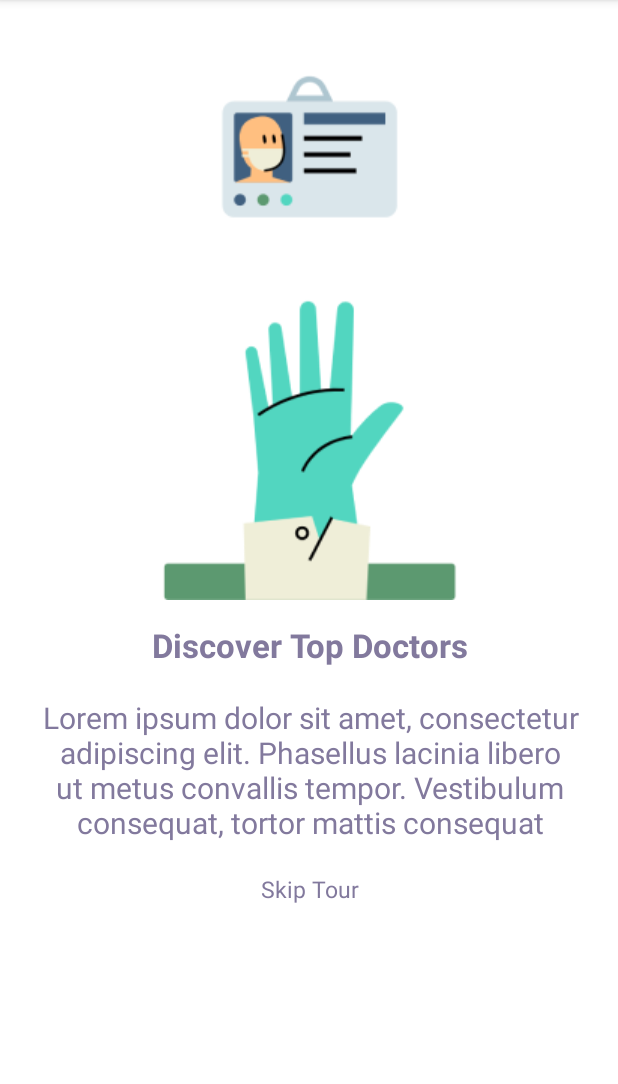
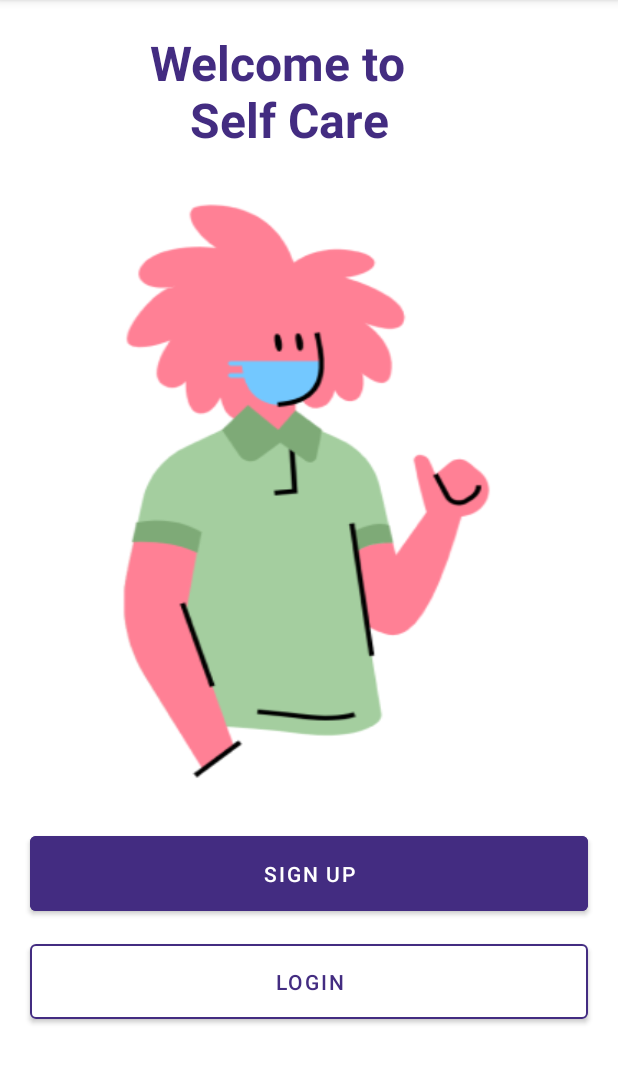
Before and after one commit to nastyavlass/PracticaPM01, an Android app: the screen it shows after launch (OnboardActivity before the commit, SplashActivity after it), on a phone screen of 412 x 824 dp, the part 84-1168 px from its top. Run offline under Robolectric (Android 15) with nearby library versions, the light colour scheme and no system bars.

Commit message:
сделала экран splash.

```diff
--- a/app/src/main/AndroidManifest.xml
+++ b/app/src/main/AndroidManifest.xml
@@ -10,13 +10,18 @@
         android:supportsRtl="true"
         android:theme="@style/Theme.Healther">
         <activity
+            android:name=".SplashActivity"
+            android:exported="true" >
+        <intent-filter>
+            <action android:name="android.intent.action.MAIN" />
+
+            <category android:name="android.intent.category.LAUNCHER" />
+        </intent-filter>
+        </activity>
+        <activity
             android:name=".OnboardActivity"
             android:exported="true">
-            <intent-filter>
-                <action android:name="android.intent.action.MAIN" />
 
-                <category android:name="android.intent.category.LAUNCHER" />
-            </intent-filter>
         </activity>
     </application>
 
--- /dev/null
+++ b/app/src/main/java/com/example/healther/SplashActivity.kt
@@ -0,0 +1,11 @@
+package com.example.healther
+
+import androidx.appcompat.app.AppCompatActivity
+import android.os.Bundle
+
+class SplashActivity : AppCompatActivity() {
+    override fun onCreate(savedInstanceState: Bundle?) {
+        super.onCreate(savedInstanceState)
+        setContentView(R.layout.activity_splash)
+    }
+}
--- /dev/null
+++ b/app/src/main/res/layout/activity_splash.xml
@@ -0,0 +1,62 @@
+<?xml version="1.0" encoding="utf-8"?>
+<androidx.core.widget.NestedScrollView xmlns:android="http://schemas.android.com/apk/res/android"
+    xmlns:tools="http://schemas.android.com/tools"
+    android:layout_width="match_parent"
+    android:layout_height="match_parent"
+    xmlns:app="http://schemas.android.com/apk/res-auto"
+    tools:context=".SplashActivity">
+    <LinearLayout
+        android:layout_width="match_parent"
+        android:layout_height="match_parent"
+        android:orientation="vertical">
+        <TextView
+            android:id="@+id/textSplashTitle"
+            android:layout_width="wrap_content"
+            android:layout_height="wrap_content"
+            android:layout_marginTop="20dp"
+            android:text="@string/splash_title"
+            android:gravity="center"
+            android:textSize="32sp"
+            android:textColor="@color/dark_purple"
+            android:textStyle="bold"
+            android:layout_marginStart="100dp"/>
+
+        <ImageView
+            android:layout_width="match_parent"
+            android:layout_height="wrap_content"
+            android:background="@drawable/bg_login"
+            android:layout_marginTop="30dp"
+            android:id="@+id/loginSplash"/>
+        <com.google.android.material.button.MaterialButton
+            android:id="@+id/buttonSplashSignup"
+            android:layout_width="match_parent"
+            android:layout_height="wrap_content"
+            android:layout_marginStart="20dp"
+            android:layout_marginEnd="20dp"
+            android:layout_marginTop="30dp"
+            android:text="@string/button_signup"
+            android:backgroundTint="@color/dark_purple"
+            android:padding="15dp"/>
+        <com.google.android.material.button.MaterialButton
+            android:id="@+id/buttonSplashLogin"
+            android:layout_width="match_parent"
+            android:layout_height="wrap_content"
+            android:layout_marginStart="20dp"
+            android:layout_marginEnd="20dp"
+            android:layout_marginTop="10dp"
+            android:textColor="@color/dark_purple"
+            android:text="@string/button_login"
+            android:backgroundTint="@color/white"
+            app:strokeColor="@color/dark_purple"
+            app:strokeWidth="1dp"
+            android:padding="15dp"/>
+        <TextView
+            android:layout_width="match_parent"
+            android:layout_height="match_parent"
+            android:layout_marginTop="30dp"/>
+    </LinearLayout>
+
+
+
+
+</androidx.core.widget.NestedScrollView>
--- a/app/src/main/res/values/colors.xml
+++ b/app/src/main/res/values/colors.xml
@@ -8,4 +8,5 @@
     <color name="black">#FF000000</color>
     <color name="white">#FFFFFFFF</color>
     <color name="purple">#82799D</color>
+    <color name="dark_purple">#432C81</color>
 </resources>
--- a/app/src/main/res/values/strings.xml
+++ b/app/src/main/res/values/strings.xml
@@ -7,5 +7,9 @@
     <string name="onboard1_information">Lorem ipsum dolor sit amet, consectetur adipiscing elit. Phasellus lacinia libero ut metus convallis tempor. Vestibulum consequat, tortor mattis consequat</string>
     <string name="onboard2_information">Lorem ipsum dolor sit amet, consectetur adipiscing elit. Phasellus lacinia libero ut metus convallis tempor. Vestibulum consequat, tortor mattis consequat</string>
     <string name="onboard3_information">Lorem ipsum dolor sit amet, consectetur adipiscing elit. Phasellus lacinia libero ut metus convallis tempor. Vestibulum consequat, tortor mattis consequat</string>
-
+    <string name="splash_title">Welcome to \n Self Care</string>
+    <string name="button_signup">Sign Up</string>
+    <string name="button_login">Login</string>
+    <string name="signup_title">Hello Beautiful \n Sign Up</string>
+    <string name="login_title">Welcome Back \n Login</string>
 </resources>
```
Also changed, not shown: app/src/main/res/drawable/bg_login.png (added).
